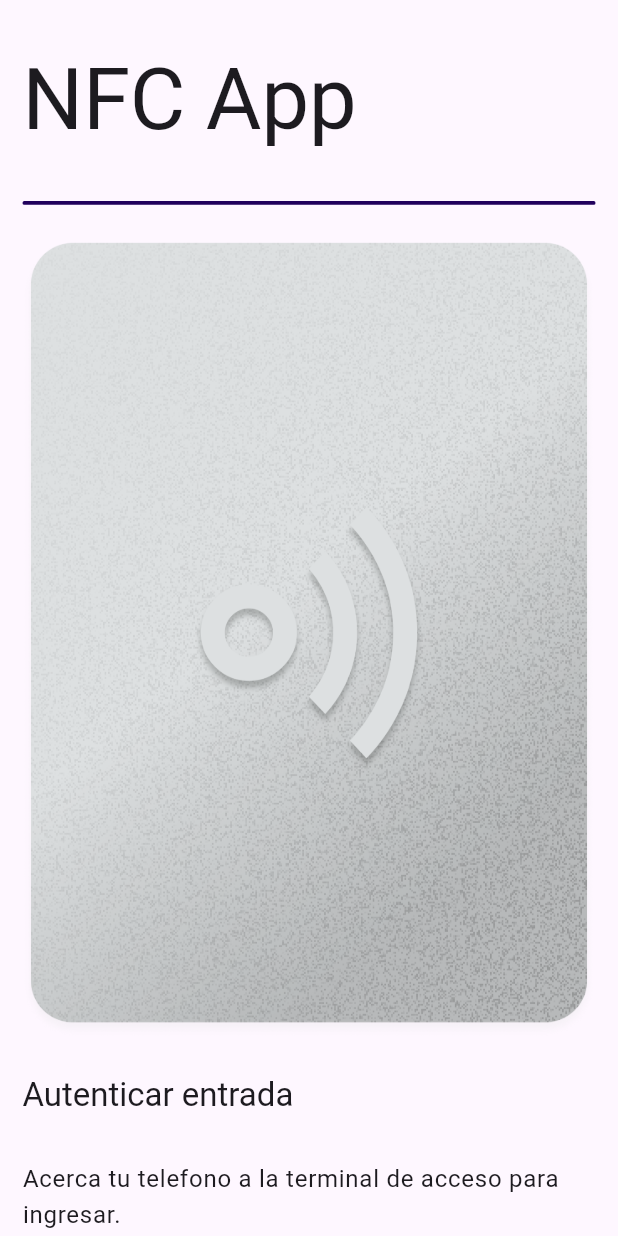
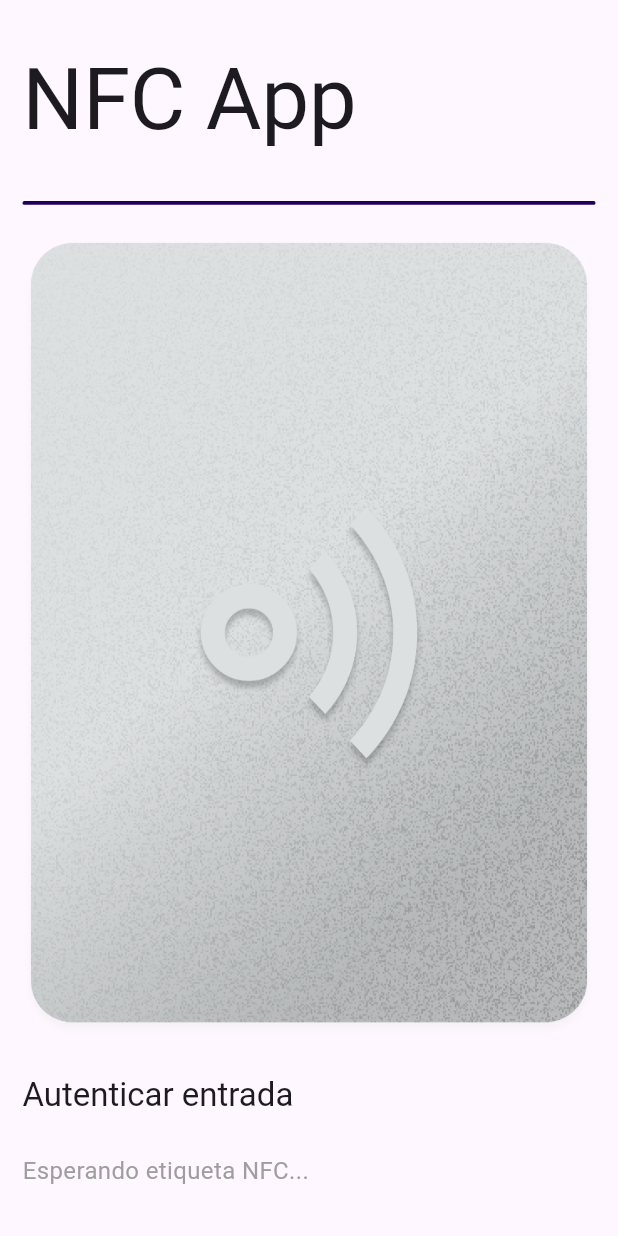
Before and after one commit to Kevinsansuor/NFC_GSE, a Flutter app: the MainDashboardPage screen opened directly, on a phone screen of 412 x 824 dp. Run offline on Flutter 3.47's test engine with Material 3 defaults, Android fonts, the phone set to English and light mode, and no system bars; our stand-ins replace google_fonts, local_auth, logger, shared_preferences; missing offline and left inert: nfc_manager; accounts and stored records are empty.

Commit message:
prueba de nfc

```diff
--- a/nfc_flutter_proyect/lib/main.dart
+++ b/nfc_flutter_proyect/lib/main.dart
@@ -1,5 +1,6 @@
 import 'package:flutter/material.dart';
 import 'package:logger/web.dart';
+import 'package:nfc_flutter_proyect/pages/dashboard/main_dashboard_page.dart';
 import 'package:nfc_flutter_proyect/pages/register/user_register.dart';
 import 'package:nfc_flutter_proyect/theme/app_theme.dart';
 
--- a/nfc_flutter_proyect/lib/pages/dashboard/main_dashboard_page.dart
+++ b/nfc_flutter_proyect/lib/pages/dashboard/main_dashboard_page.dart
@@ -1,16 +1,91 @@
 import 'package:flutter/material.dart';
-import 'package:nfc_flutter_proyect/widgets/body_text/body_text.dart';
+import 'package:nfc_flutter_proyect/main.dart';
 import 'package:nfc_flutter_proyect/widgets/h1_text/tittle_text.dart';
 import 'package:nfc_flutter_proyect/widgets/h2_text/large_text.dart';
+import 'package:nfc_manager/nfc_manager.dart';
 
-class MainDashboardPage extends StatelessWidget {
+class MainDashboardPage extends StatefulWidget {
   const MainDashboardPage({super.key});
 
   @override
+  State<MainDashboardPage> createState() => _MainDashboardPageState();
+}
+
+class _MainDashboardPageState extends State<MainDashboardPage> {
+  final String _id = "Hola desde el emisor NFC!";
+  String statusMessage = "Esperando para escribir en la etiqueta...";
+
+  @override
+  void initState() {
+    logger.d("Iniciando MainDashboardPage");
+    super.initState();
+    writeNFC();
+  }
+
+  void writeNFC() async {
+    try {
+      logger.d("Iniciando proceso de envío...");
+
+      setState(() => statusMessage = "Esperando etiqueta NFC...");
+      logger.d("Esperando a que el dispositivo detecte una etiqueta NFC.");
+
+      await NfcManager.instance.startSession(
+        onDiscovered: (NfcTag tag) async {
+          Ndef? ndef = Ndef.from(tag);
+          if (ndef == null || !ndef.isWritable) {
+            setState(() => statusMessage = "La etiqueta no es compatible");
+            logger.d("Error: Etiqueta no es compatible con NDEF.");
+            return;
+          }
+
+          NdefRecord record = NdefRecord.createText('Hola desde el emisor NFC!');
+          NdefMessage message = NdefMessage([record]);
+          await ndef.write(message);
+          setState(() {
+            statusMessage = "Mensaje enviado exitosamente";
+          });
+
+          //NdefMessage
+          //Ndef(tag: tag, isWritable: true, maxSize: 100, cachedMessage: );
+          logger.d('peneeeeeeeeeeeeeee: ${Ndef.from(tag)}');
+          logger.d('Tag: ${Ndef.from(tag.data as NfcTag)}');
+          try {
+            logger.d("Etiqueta detectada: ${tag.data}");
+
+            // Verificar si la etiqueta es compatible con NDEF
+            if (tag.data.isEmpty) {
+              setState(() =>
+                  statusMessage = 'La etiqueta no es compatible con NDEF');
+              logger.d("Error: Etiqueta no es compatible con NDEF.");
+              return;
+            }
+
+            // Crear mensaje NDEF
+            NdefMessage message = NdefMessage([
+              NdefRecord.createText(_id),
+            ]);
+
+            setState(() => statusMessage = 'Mensaje enviado exitosamente');
+            logger.d("Mensaje enviado: $_id");
+          } catch (e) {
+            setState(
+                () => statusMessage = 'Error al escribir en la etiqueta: $e');
+            logger.d("Error al escribir en la etiqueta: $e");
+          } finally {
+            // Detener la sesión
+            // await NfcManager.instance.stopSession();
+            logger.d("Sesión NFC detenida.");
+          }
+        },
+      );
+    } catch (e) {
+      setState(() => statusMessage = 'Error al iniciar la sesión NFC: $e');
+      logger.d("Error al iniciar la sesión NFC: $e");
+    }
+  }
+
+  @override
   Widget build(BuildContext context) {
-    final String _id = '1005258846';
-
-    final Color primaryColor = Theme.of(context).colorScheme.primary;
     final Color primaryOpaqueColor =
         Theme.of(context).colorScheme.onPrimaryFixed;
     return SafeArea(
@@ -45,10 +120,14 @@ class MainDashboardPage extends StatelessWidget {
                   height: 25,
                 ),
                 const LargeText(text: 'Autenticar entrada'),
-                const BodyText(
-                    text:
-                        'Acerca tu telefono a la terminal de acceso para ingresar.',
-                    textAlign: TextAlign.start)
+                // const BodyText(
+                //     text:
+                //         'Acerca tu telefono a la terminal de acceso para ingresar.',
+                //     textAlign: TextAlign.start)
+                Text(
+                  statusMessage,
+                  style: const TextStyle(fontSize: 16, color: Colors.grey),
+                )
               ],
             ),
           ),
--- a/nfc_flutter_proyect/lib/pages/register/user_register.dart
+++ b/nfc_flutter_proyect/lib/pages/register/user_register.dart
@@ -13,7 +13,7 @@ class RegisterScreen extends StatefulWidget {
 class RegisterScreenState extends State<RegisterScreen> {
   final TextEditingController nameController = TextEditingController();
   final LocalAuthentication _auth = LocalAuthentication();
-  bool _isAuthenticated = false;
+  bool _isAuthenticated = true;
 
   Future<void> _authenticate() async {
     try {
@@ -27,7 +27,7 @@ class RegisterScreenState extends State<RegisterScreen> {
         _isAuthenticated = didAuthenticate;
       });
 
-      if (didAuthenticate) {
+      if (!didAuthenticate) {
         await _registerUser();
       } else {
         if (mounted) {
```
Also changed, not shown: 1 other file.
